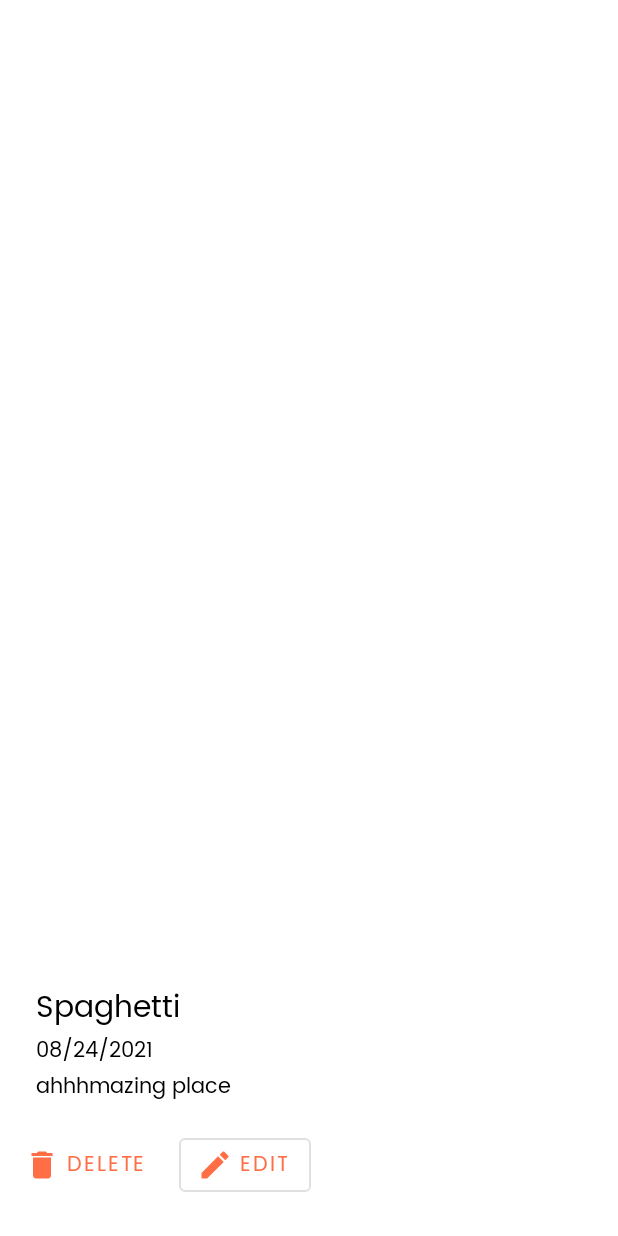
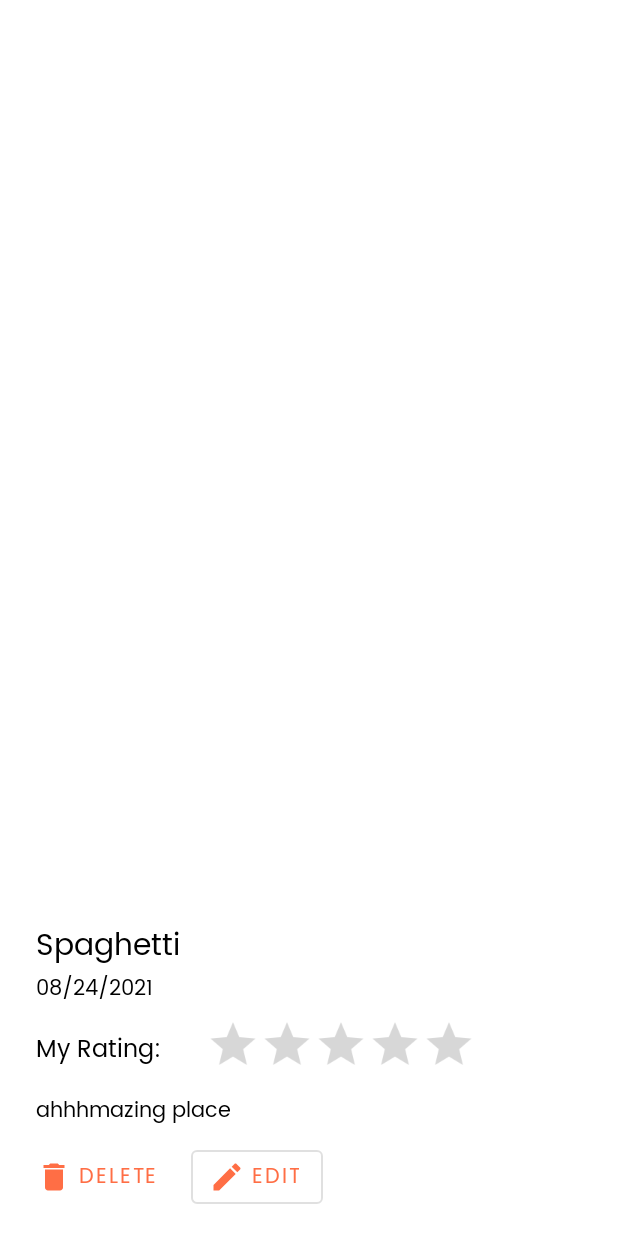
Before and after one commit to Celinarabe/foodie-app, an Android app: the layout fragment_dish_detail.xml on its own in the app's theme, with its tools: preview values and no code run, on a phone screen of 412 x 824 dp. Run offline under Robolectric (Android 15) with nearby library versions, the phone set to English and light mode, and no system bars.

Commit message:
added ratings to dish detail

```diff
--- a/app/src/main/java/com/celdevLabs/foodie_app/DishDetailFragment.kt
+++ b/app/src/main/java/com/celdevLabs/foodie_app/DishDetailFragment.kt
@@ -47,6 +47,7 @@ class DishDetailFragment : Fragment() {
                 tvDishLocation.visibility = View.VISIBLE
             }
             tvDishNotes.text = dish.notes
+            dishRatingBar.rating = dish.rating.toFloat()
             if (currDish.dishUri != "null") {
                 val uri = Uri.parse(currDish.dishUri)
                 Glide.with(requireContext()).load(uri).into(imgSelectedDish)
--- a/app/src/main/res/layout/fragment_dish_detail.xml
+++ b/app/src/main/res/layout/fragment_dish_detail.xml
@@ -49,6 +49,34 @@
         android:textSize="14sp"
         tools:text="08/24/2021" />
 
+        <LinearLayout
+            android:layout_width="wrap_content"
+            android:layout_height="wrap_content"
+            android:layout_marginStart="16dp"
+
+            android:orientation="horizontal"
+            android:gravity="center">
+
+            <TextView
+                android:id="@+id/textView"
+                android:layout_width="wrap_content"
+                android:layout_height="wrap_content"
+                android:layout_weight="1"
+                android:text="My Rating:"
+                android:textSize="16sp" />
+            <RatingBar
+                android:id="@+id/dishRatingBar"
+                android:layout_width="wrap_content"
+                android:layout_height="wrap_content"
+                android:stepSize="0.5"
+                android:layout_gravity="center_horizontal"
+                android:numStars="5"
+                android:isIndicator="true"
+                android:rating="0"
+                android:scaleX="0.75"
+                android:scaleY="0.75" />
+        </LinearLayout>
+
 
     <TextView
         android:id="@+id/tvDishNotes"
@@ -56,6 +84,7 @@
         android:layout_height="wrap_content"
         android:layout_weight="1"
         android:layout_marginStart="16dp"
+
         tools:text="ahhhmazing place" />
     </LinearLayout>
 
@@ -64,10 +93,11 @@
         android:layout_width="match_parent"
         android:layout_height="wrap_content"
         android:orientation="horizontal"
-        android:padding="8dp">
+
+        >
 
     <Button
-
+        android:layout_marginStart="16dp"
         android:id="@+id/delete_dish"
         style="@style/customTextBtn"
 
--- a/app/src/main/res/layout/fragment_new_dish.xml
+++ b/app/src/main/res/layout/fragment_new_dish.xml
@@ -109,9 +109,7 @@
                 android:numStars="5"
                 android:rating="0"
                 android:scaleX="0.75"
-                android:scaleY="0.75"
-
-                />
+                android:scaleY="0.75" />
         </LinearLayout>
 
 
```
